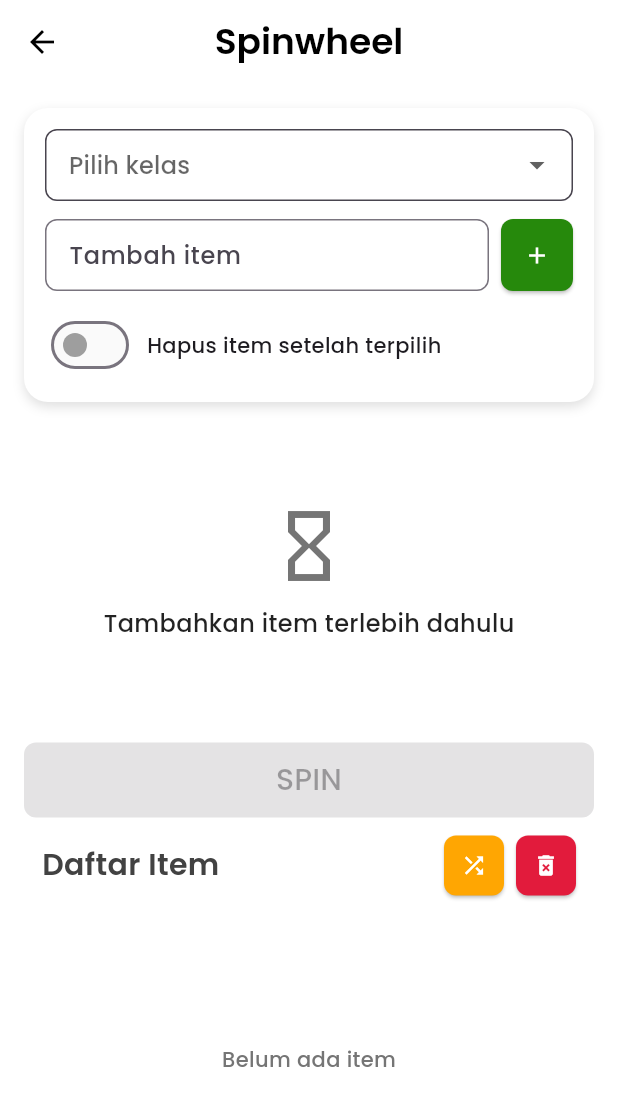
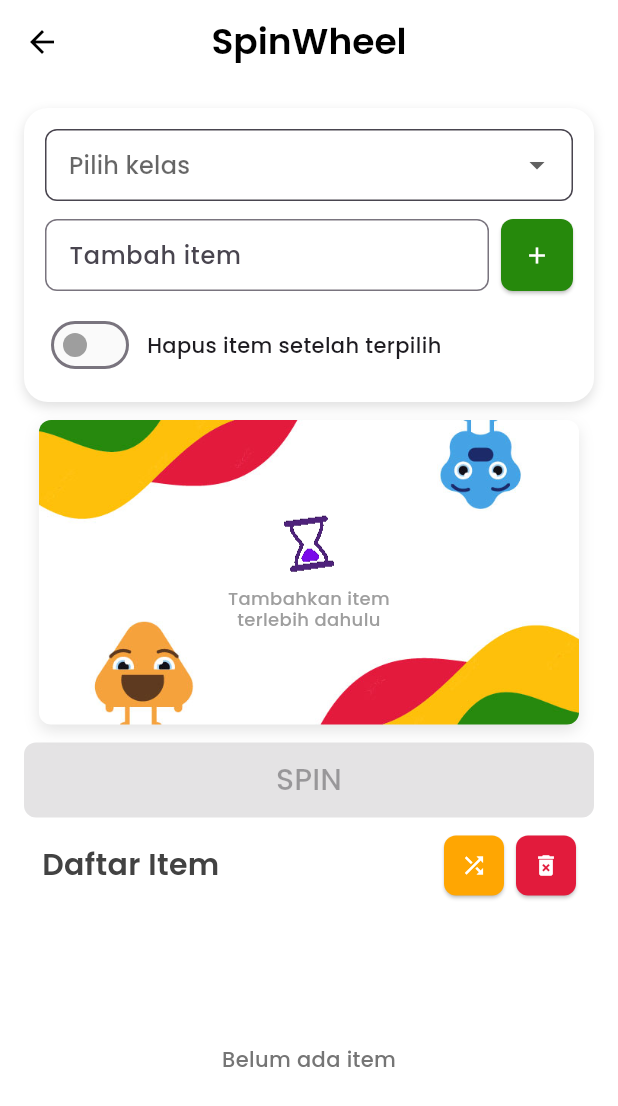
Before and after one commit to Idkwhat77/ALP-Vispro-Kelompok3, a Flutter app: the SpinwheelPage screen opened by its route, on a phone screen of 412 x 824 dp. Shown: the top 1106 px of the screen. Run offline on Flutter 3.47's test engine with Material 3 defaults, Android fonts, the phone set to English and light mode, and no system bars; our stand-ins replace bloc, curved_navigation_bar, equatable, flutter_bloc, flutter_fortune_wheel, flutter_svg and 2 more.

Commit message:
add initial assets in spinwheel page pt.1

```diff
--- a/frontend/lib/features/spinwheel/presentation/pages/spinwheel_page.dart
+++ b/frontend/lib/features/spinwheel/presentation/pages/spinwheel_page.dart
@@ -86,7 +86,7 @@ class _SpinwheelPageState extends State<SpinwheelPage> {
   Widget build(BuildContext context) {
   return Scaffold(
     appBar: AppBar(
-      title: const Text('Spinwheel'),
+      title: const Text('SpinWheel'),
       centerTitle: true,
       titleTextStyle: const TextStyle(
         fontSize: 24,
--- a/frontend/lib/features/spinwheel/presentation/widgets/spinwheel_widget.dart
+++ b/frontend/lib/features/spinwheel/presentation/widgets/spinwheel_widget.dart
@@ -26,14 +26,60 @@ class SpinwheelWidget extends StatelessWidget {
   Widget build(BuildContext context) {
     if (items.isEmpty) {
       return Center(
-        child: Column(
-          mainAxisSize: MainAxisSize.min,
+        child: Stack(
           children: [
-            Icon(Icons.hourglass_empty, size: 56, color: Colors.grey[600]),
-            const SizedBox(height: 12),
-            const Text(
-              'Tambahkan item terlebih dahulu',
-              style: TextStyle(fontSize: 16, color: Colors.black87),
+            /// Background
+            Container(
+              width: 450,
+              height: 250,
+              decoration: BoxDecoration(
+                image: const DecorationImage(
+                  image: AssetImage("assets/images/add_item_bg.jpg"),
+                  fit: BoxFit.cover,
+                ),
+                borderRadius: BorderRadius.circular(8),
+                boxShadow: [
+                  BoxShadow(
+                    color: Colors.black.withOpacity(0.1),
+                    blurRadius: 8,
+                    offset: const Offset(0, 4),
+                  ),
+                ],
+              ),
+            ),
+
+            /// SVG / GIF + Text di tengah
+            Center(
+              child: Column(
+                mainAxisSize: MainAxisSize.min,
+                children: [
+                  Image.asset(
+                    "assets/icon/clock_time.gif",
+                    width: 100,
+                  ),
+                  const SizedBox(height: 10),
+
+                 Transform.translate(
+                  offset: const Offset(0, -30), // minus = naik
+                  child: SizedBox(
+                    // width: 220,
+                    child: const Text(
+                      "Tambahkan item\nterlebih dahulu",
+                      textAlign: TextAlign.center,
+                      style: TextStyle(
+                        fontSize: 12,
+                        color: Colors.grey,
+                        fontWeight: FontWeight.w500,
+                        height: 1.2,
+                      ),
+                      softWrap: true,
+                      // maxLines: 2,
+                    ),
+                  ),
+                ),
+
+                ],
+              ),
             ),
           ],
         ),
--- a/frontend/pubspec.yaml
+++ b/frontend/pubspec.yaml
@@ -29,10 +29,12 @@ flutter:
   assets:
     - assets/logo/clinter_logo_v1.png
     - assets/icon/google.svg
-    - assets/icon/spinwheel.svg
+    - assets/icon/clock_time.gif
     - assets/images/spinwheel.jpg
     - assets/images/charades.jpg
     - assets/images/quiz_coming_soon.jpg
+    - assets/images/add_item_bg.jpg
+    - assets/images/empty_list_item.jpg
   fonts:
     - family: Poppins
       fonts:
```
Also changed, not shown: frontend/assets/icon/clock_time.gif (added), frontend/assets/images/add_item_bg.jpg (added), frontend/assets/images/empty_list_item.jpg (added), 1 other file.
